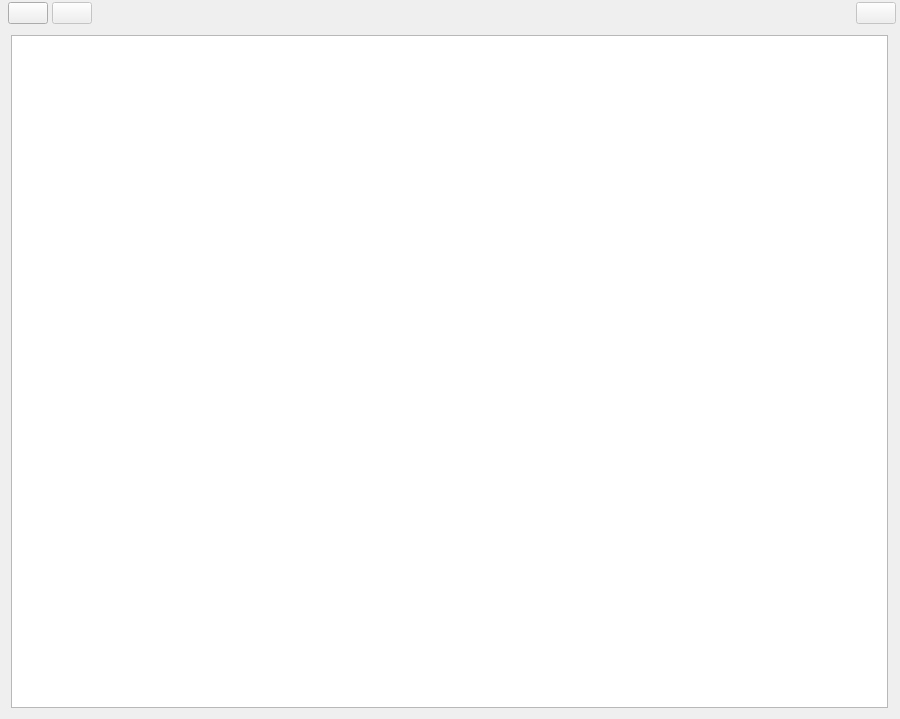
This is ui/characters_view.ui in zkovari/plotlyst as Qt 5 draws it before an edit. The edited form follows.
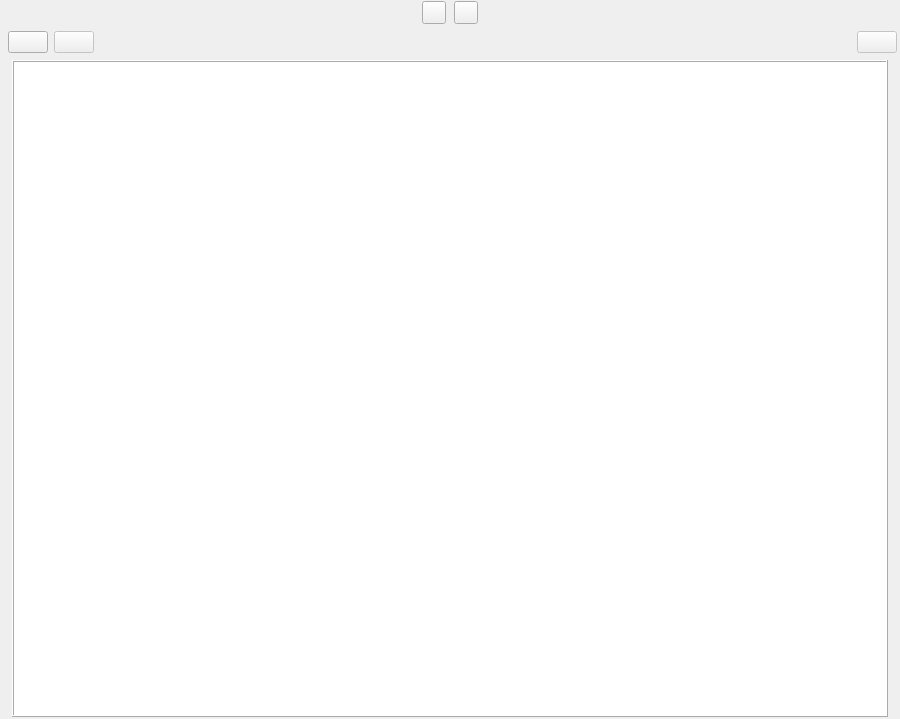
This is the edited form.

Commit message: Introduce character cards view

What changed in the file:
```diff
--- a/ui/characters_view.ui
+++ b/ui/characters_view.ui
@@ -13,9 +13,9 @@
   <property name="windowTitle">
    <string>Form</string>
   </property>
-  <layout class="QVBoxLayout" name="verticalLayout_2">
+  <layout class="QVBoxLayout" name="verticalLayout">
    <property name="spacing">
-    <number>2</number>
+    <number>6</number>
    </property>
    <property name="leftMargin">
     <number>2</number>
@@ -24,7 +24,7 @@
     <number>0</number>
    </property>
    <property name="rightMargin">
-    <number>3</number>
+    <number>2</number>
    </property>
    <property name="bottomMargin">
     <number>2</number>
@@ -34,7 +34,7 @@
      <widget class="QWidget" name="pageView">
       <layout class="QVBoxLayout" name="verticalLayout_4">
        <property name="spacing">
-        <number>1</number>
+        <number>3</number>
        </property>
        <property name="leftMargin">
         <number>0</number>
@@ -48,23 +48,114 @@
        <property name="bottomMargin">
         <number>0</number>
        </property>
+       <item>
+        <widget class="QWidget" name="widget_2" native="true">
+         <layout class="QHBoxLayout" name="horizontalLayout_5">
+          <property name="spacing">
+           <number>8</number>
+          </property>
+          <property name="leftMargin">
+           <number>0</number>
+          </property>
+          <property name="topMargin">
+           <number>0</number>
+          </property>
+          <property name="rightMargin">
+           <number>0</number>
+          </property>
+          <property name="bottomMargin">
+           <number>0</number>
+          </property>
+          <item>
+           <spacer name="horizontalSpacer_6">
+            <property name="orientation">
+             <enum>Qt::Horizontal</enum>
+            </property>
+            <property name="sizeHint" stdset="0">
+             <size>
+              <width>40</width>
+              <height>20</height>
+             </size>
+            </property>
+           </spacer>
+          </item>
+          <item>
+           <widget class="QToolButton" name="btnCardsView">
+            <property name="cursor">
+             <cursorShape>PointingHandCursor</cursorShape>
+            </property>
+            <property name="styleSheet">
+             <string notr="true"/>
+            </property>
+            <property name="text">
+             <string/>
+            </property>
+            <property name="checkable">
+             <bool>true</bool>
+            </property>
+            <property name="checked">
+             <bool>false</bool>
+            </property>
+            <property name="base" stdset="0">
+             <bool>true</bool>
+            </property>
+            <attribute name="buttonGroup">
+             <string notr="true">btnGroupViews</string>
+            </attribute>
+           </widget>
+          </item>
+          <item>
+           <widget class="QToolButton" name="btnTableView">
+            <property name="cursor">
+             <cursorShape>PointingHandCursor</cursorShape>
+            </property>
+            <property name="text">
+             <string/>
+            </property>
+            <property name="checkable">
+             <bool>true</bool>
+            </property>
+            <property name="base" stdset="0">
+             <bool>true</bool>
+            </property>
+            <attribute name="buttonGroup">
+             <string notr="true">btnGroupViews</string>
+            </attribute>
+           </widget>
+          </item>
+          <item>
+           <spacer name="horizontalSpacer_9">
+            <property name="orientation">
+             <enum>Qt::Horizontal</enum>
+            </property>
+            <property name="sizeHint" stdset="0">
+             <size>
+              <width>40</width>
+              <height>20</height>
+             </size>
+            </property>
+           </spacer>
+          </item>
+         </layout>
+        </widget>
+       </item>
        <item>
         <widget class="QWidget" name="widget" native="true">
          <layout class="QHBoxLayout" name="horizontalLayout">
           <property name="spacing">
-           <number>4</number>
+           <number>6</number>
           </property>
           <property name="leftMargin">
            <number>6</number>
           </property>
           <property name="topMargin">
-           <number>1</number>
+           <number>4</number>
           </property>
           <property name="rightMargin">
            <number>1</number>
           </property>
           <property name="bottomMargin">
-           <number>1</number>
+           <number>4</number>
           </property>
           <item>
            <widget class="QPushButton" name="btnNew">
@@ -182,10 +273,25 @@
        <item>
         <widget class="QStackedWidget" name="stackedCharactersView">
          <property name="currentIndex">
-          <number>0</number>
+          <number>1</number>
          </property>
-         <widget class="QWidget" name="pageList">
-          <layout class="QVBoxLayout" name="verticalLayout">
+         <widget class="QWidget" name="pageTableView">
+          <layout class="QVBoxLayout" name="verticalLayout_6">
+           <property name="spacing">
+            <number>0</number>
+           </property>
+           <property name="leftMargin">
+            <number>0</number>
+           </property>
+           <property name="topMargin">
+            <number>0</number>
+           </property>
+           <property name="rightMargin">
+            <number>0</number>
+           </property>
+           <property name="bottomMargin">
+            <number>0</number>
+           </property>
            <item>
             <widget class="QListView" name="listCharacters">
              <property name="dragEnabled">
@@ -207,8 +313,77 @@
            </item>
           </layout>
          </widget>
-         <widget class="QWidget" name="pageCards">
-          <layout class="QVBoxLayout" name="verticalLayout_5"/>
+         <widget class="QWidget" name="pageCardsView">
+          <layout class="QHBoxLayout" name="horizontalLayout_2">
+           <property name="spacing">
+            <number>0</number>
+           </property>
+           <property name="leftMargin">
+            <number>0</number>
+           </property>
+           <property name="topMargin">
+            <number>0</number>
+           </property>
+           <property name="rightMargin">
+            <number>0</number>
+           </property>
+           <property name="bottomMargin">
+            <number>0</number>
+           </property>
+           <item>
+            <spacer name="horizontalSpacer_4">
+             <property name="orientation">
+              <enum>Qt::Horizontal</enum>
+             </property>
+             <property name="sizeType">
+              <enum>QSizePolicy::Preferred</enum>
+             </property>
+             <property name="sizeHint" stdset="0">
+              <size>
+               <width>10</width>
+               <height>10</height>
+              </size>
+             </property>
+            </spacer>
+           </item>
+           <item>
+            <widget class="QFrame" name="cards">
+             <property name="sizePolicy">
+              <sizepolicy hsizetype="Preferred" vsizetype="Expanding">
+               <horstretch>0</horstretch>
+               <verstretch>0</verstretch>
+              </sizepolicy>
+             </property>
+             <property name="styleSheet">
+              <string notr="true">.QFrame {
+	background-color: rgb(255, 255, 255);
+}</string>
+             </property>
+             <property name="frameShape">
+              <enum>QFrame::Box</enum>
+             </property>
+             <property name="frameShadow">
+              <enum>QFrame::Raised</enum>
+             </property>
+            </widget>
+           </item>
+           <item>
+            <spacer name="horizontalSpacer_3">
+             <property name="orientation">
+              <enum>Qt::Horizontal</enum>
+             </property>
+             <property name="sizeType">
+              <enum>QSizePolicy::Preferred</enum>
+             </property>
+             <property name="sizeHint" stdset="0">
+              <size>
+               <width>10</width>
+               <height>20</height>
+              </size>
+             </property>
+            </spacer>
+           </item>
+          </layout>
          </widget>
         </widget>
        </item>
```
Left out of the diff: 8 changed lines with no effect on the pictures. The commit also changes 9 other files.
